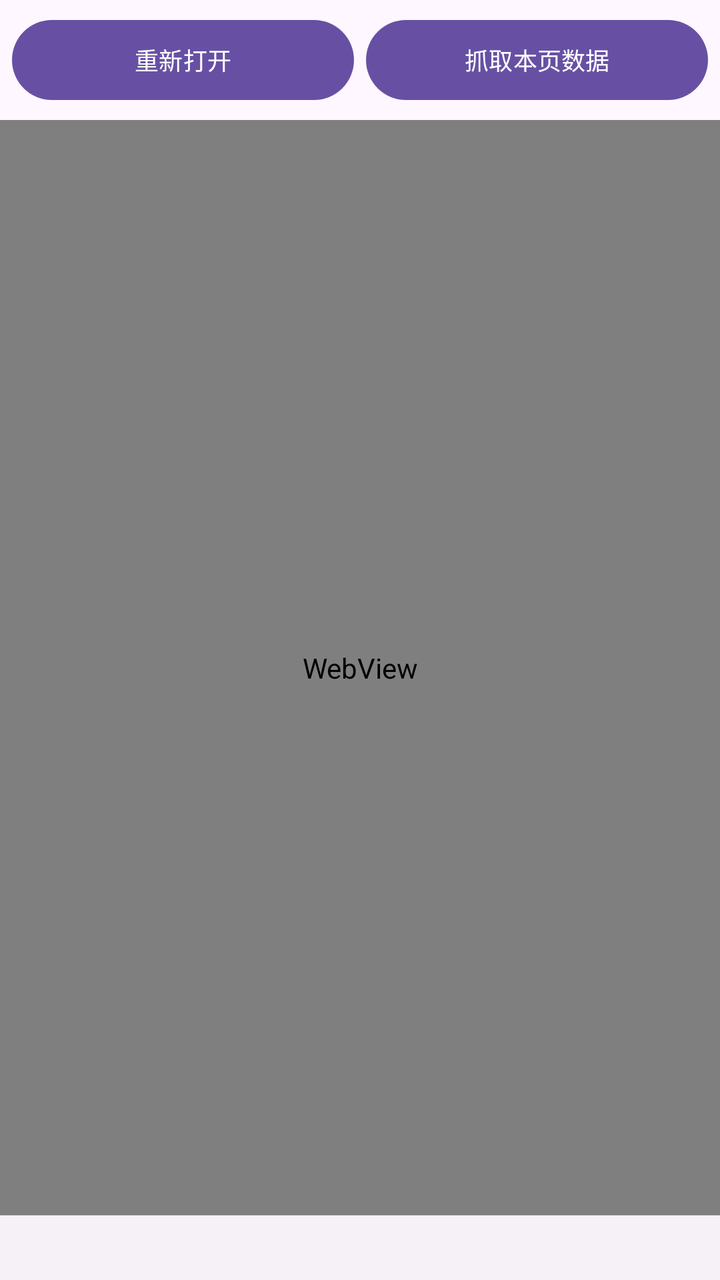
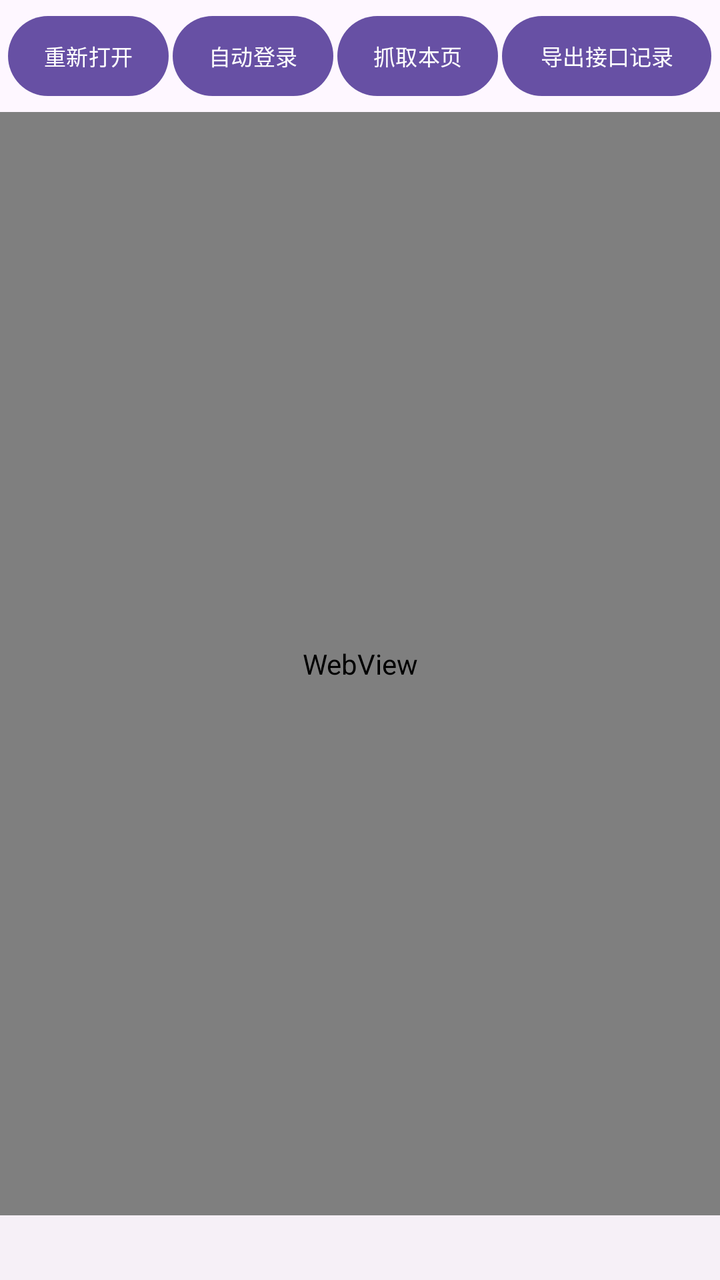

An Android layout rendered at two revisions. The XML below is the earlier revision; the diff shows what the commit changed to produce the second picture.
<!-- AndroidManifest.xml: application theme Theme.Material3.DayNight.NoActionBar -->
<!-- res/layout/activity_webview.xml -->
<?xml version="1.0" encoding="utf-8"?>
<LinearLayout xmlns:android="http://schemas.android.com/apk/res/android"
    android:layout_width="match_parent"
    android:layout_height="match_parent"
    android:orientation="vertical">

    <LinearLayout
        android:layout_width="match_parent"
        android:layout_height="wrap_content"
        android:orientation="horizontal"
        android:padding="6dp">

        <Button
            android:id="@+id/btn_relogin"
            android:layout_width="0dp"
            android:layout_height="wrap_content"
            android:layout_marginEnd="3dp"
            android:layout_weight="1"
            android:text="@string/btn_wv_reload"
            android:textSize="12sp" />

        <Button
            android:id="@+id/btn_grab"
            android:layout_width="0dp"
            android:layout_height="wrap_content"
            android:layout_marginStart="3dp"
            android:layout_weight="1"
            android:text="@string/btn_wv_grab"
            android:textSize="12sp" />
    </LinearLayout>

    <WebView
        android:id="@+id/web"
        android:layout_width="match_parent"
        android:layout_height="0dp"
        android:layout_weight="1" />

    <TextView
        android:id="@+id/tv_result"
        android:layout_width="match_parent"
        android:layout_height="wrap_content"
        android:background="#10808080"
        android:padding="8dp"
        android:text=""
        android:textIsSelectable="true"
        android:textSize="12sp" />
</LinearLayout>
<!-- resources referenced by this layout -->
<resources>
  <string name="btn_wv_grab">抓取本页数据</string>
  <string name="btn_wv_reload">重新打开</string>
</resources>

<!-- the commit's change to res/layout/activity_webview.xml (unified diff, before → after) -->
@@ -8,25 +8,54 @@
         android:layout_width="match_parent"
         android:layout_height="wrap_content"
         android:orientation="horizontal"
-        android:padding="6dp">
+        android:padding="4dp">
 
         <Button
             android:id="@+id/btn_relogin"
             android:layout_width="0dp"
             android:layout_height="wrap_content"
-            android:layout_marginEnd="3dp"
+            android:layout_marginEnd="2dp"
             android:layout_weight="1"
+            android:minWidth="0dp"
+            android:paddingLeft="2dp"
+            android:paddingRight="2dp"
             android:text="@string/btn_wv_reload"
-            android:textSize="12sp" />
+            android:textSize="11sp" />
+
+        <Button
+            android:id="@+id/btn_wv_login"
+            android:layout_width="0dp"
+            android:layout_height="wrap_content"
+            android:layout_marginEnd="2dp"
+            android:layout_weight="1"
+            android:minWidth="0dp"
+            android:paddingLeft="2dp"
+            android:paddingRight="2dp"
+            android:text="@string/btn_wv_login"
+            android:textSize="11sp" />
 
         <Button
             android:id="@+id/btn_grab"
             android:layout_width="0dp"
             android:layout_height="wrap_content"
-            android:layout_marginStart="3dp"
+            android:layout_marginEnd="2dp"
             android:layout_weight="1"
+            android:minWidth="0dp"
+            android:paddingLeft="2dp"
+            android:paddingRight="2dp"
             android:text="@string/btn_wv_grab"
-            android:textSize="12sp" />
+            android:textSize="11sp" />
+
+        <Button
+            android:id="@+id/btn_export"
+            android:layout_width="0dp"
+            android:layout_height="wrap_content"
+            android:layout_weight="1.3"
+            android:minWidth="0dp"
+            android:paddingLeft="2dp"
+            android:paddingRight="2dp"
+            android:text="@string/btn_wv_export"
+            android:textSize="11sp" />
     </LinearLayout>
 
     <WebView
@@ -40,7 +69,9 @@
         android:layout_width="match_parent"
         android:layout_height="wrap_content"
         android:background="#10808080"
+        android:maxLines="10"
         android:padding="8dp"
+        android:scrollbars="vertical"
         android:text=""
         android:textIsSelectable="true"
         android:textSize="12sp" />
<!-- resource entries referenced after the edit -->
@@ -1,6 +1,8 @@
 <!-- resources referenced by this layout -->
 <resources>
-  <string name="btn_wv_grab">抓取本页数据</string>
+  <string name="btn_wv_export">导出接口记录</string>
+  <string name="btn_wv_grab">抓取本页</string>
+  <string name="btn_wv_login">自动登录</string>
   <string name="btn_wv_reload">重新打开</string>
 </resources>
 
